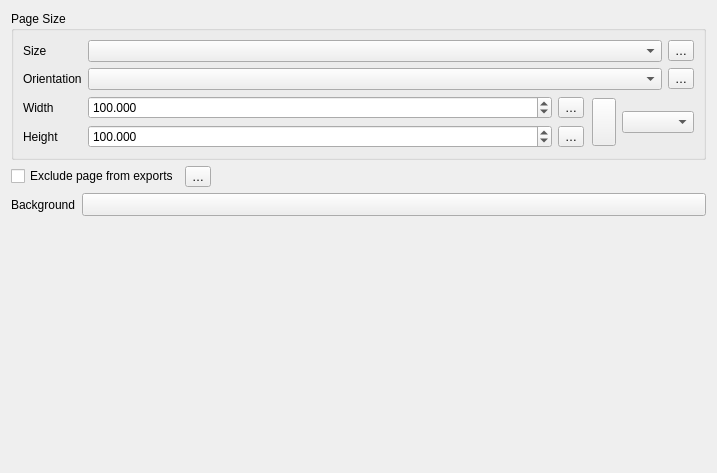
Qt form src/ui/layout/qgslayoutpagepropertieswidget.ui (nextgis/nextgisqgis) before a commit.
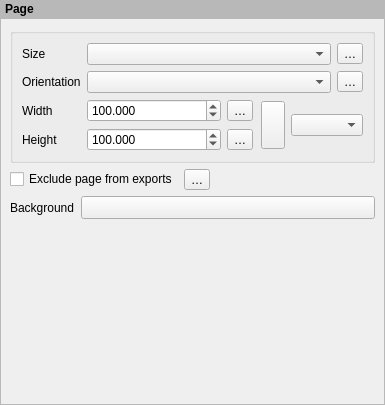
The same form after that commit. Custom widgets are drawn as their Qt base class.

```diff
--- a/src/ui/layout/qgslayoutpagepropertieswidget.ui
+++ b/src/ui/layout/qgslayoutpagepropertieswidget.ui
@@ -6,47 +6,58 @@
    <rect>
     <x>0</x>
     <y>0</y>
-    <width>717</width>
-    <height>473</height>
+    <width>385</width>
+    <height>405</height>
    </rect>
   </property>
   <property name="windowTitle">
    <string>New Item Properties</string>
   </property>
-  <layout class="QGridLayout" name="gridLayout_2" columnstretch="0,1">
-   <item row="4" column="1">
-    <widget class="QgsSymbolButton" name="mSymbolButton">
-     <property name="enabled">
-      <bool>true</bool>
-     </property>
+  <layout class="QVBoxLayout" name="verticalLayout">
+   <property name="spacing">
+    <number>0</number>
+   </property>
+   <property name="leftMargin">
+    <number>0</number>
+   </property>
+   <property name="topMargin">
+    <number>0</number>
+   </property>
+   <property name="rightMargin">
+    <number>0</number>
+   </property>
+   <property name="bottomMargin">
+    <number>0</number>
+   </property>
+   <item>
+    <widget class="QLabel" name="mTitleLabel">
      <property name="sizePolicy">
-      <sizepolicy hsizetype="Preferred" vsizetype="Preferred">
+      <sizepolicy hsizetype="Preferred" vsizetype="Maximum">
        <horstretch>0</horstretch>
        <verstretch>0</verstretch>
       </sizepolicy>
      </property>
-     <property name="minimumSize">
-      <size>
-       <width>100</width>
-       <height>0</height>
-      </size>
+     <property name="styleSheet">
+      <string notr="true">padding: 2px; font-weight: bold; background-color: palette(mid);</string>
      </property>
      <property name="text">
-      <string/>
+      <string>Page</string>
      </property>
     </widget>
    </item>
-   <item row="4" column="0">
-    <widget class="QLabel" name="label">
-     <property name="text">
-      <string>Background</string>
+   <item>
+    <widget class="QFrame" name="frame">
+     <property name="frameShape">
+      <enum>QFrame::StyledPanel</enum>
      </property>
-    </widget>
-   </item>
+     <property name="frameShadow">
+      <enum>QFrame::Sunken</enum>
+     </property>
+     <layout class="QGridLayout" name="gridLayout_2">
    <item row="0" column="0" colspan="2">
     <widget class="QGroupBox" name="groupBox">
      <property name="title">
-      <string>Page Size</string>
+         <string/>
      </property>
      <layout class="QGridLayout" name="gridLayout" columnstretch="0,1">
       <item row="3" column="0">
@@ -202,7 +213,7 @@
      </layout>
     </widget>
    </item>
-   <item row="5" column="0">
+      <item row="3" column="1">
     <spacer name="verticalSpacer">
      <property name="orientation">
       <enum>Qt::Vertical</enum>
@@ -252,15 +263,41 @@
      </item>
     </layout>
    </item>
+      <item row="2" column="0">
+       <widget class="QLabel" name="label">
+        <property name="text">
+         <string>Background</string>
+        </property>
+       </widget>
+      </item>
+      <item row="2" column="1">
+       <widget class="QgsSymbolButton" name="mSymbolButton">
+        <property name="enabled">
+         <bool>true</bool>
+        </property>
+        <property name="sizePolicy">
+         <sizepolicy hsizetype="Expanding" vsizetype="Fixed">
+          <horstretch>0</horstretch>
+          <verstretch>0</verstretch>
+         </sizepolicy>
+        </property>
+        <property name="minimumSize">
+         <size>
+          <width>100</width>
+          <height>0</height>
+         </size>
+        </property>
+        <property name="text">
+         <string/>
+        </property>
+       </widget>
+      </item>
+     </layout>
+    </widget>
+   </item>
   </layout>
  </widget>
  <customwidgets>
-  <customwidget>
-   <class>QgsRatioLockButton</class>
-   <extends>QToolButton</extends>
-   <header>qgsratiolockbutton.h</header>
-   <container>1</container>
-  </customwidget>
   <customwidget>
    <class>QgsDoubleSpinBox</class>
    <extends>QDoubleSpinBox</extends>
@@ -281,6 +318,12 @@
    <extends>QComboBox</extends>
    <header>qgslayoutunitscombobox.h</header>
   </customwidget>
+  <customwidget>
+   <class>QgsRatioLockButton</class>
+   <extends>QToolButton</extends>
+   <header>qgsratiolockbutton.h</header>
+   <container>1</container>
+  </customwidget>
  </customwidgets>
  <tabstops>
   <tabstop>mPageSizeComboBox</tabstop>
```
Left out of the diff: 4 changed lines with no effect on the pictures. Lines whose indentation alone changed are shown as unchanged.
